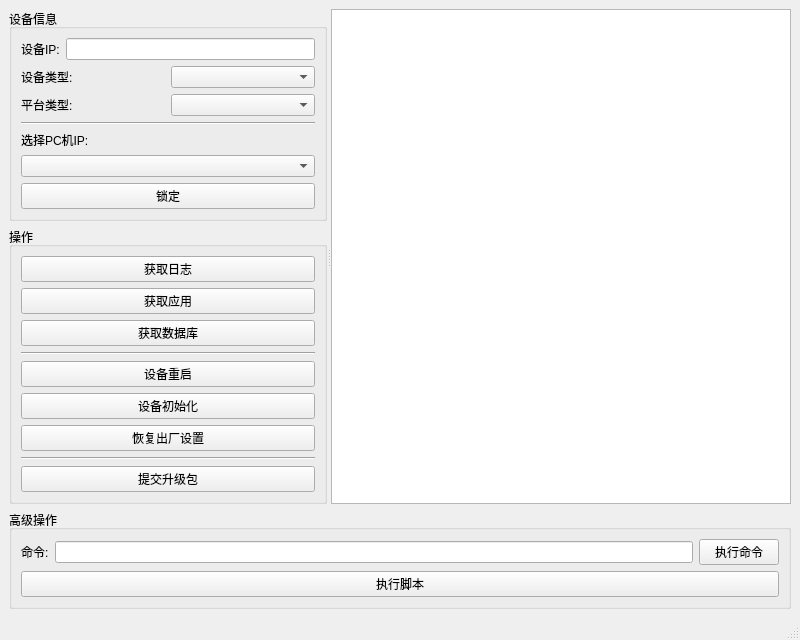
Before: the Qt Designer form WinTools/mainwindow2.ui in truelv/qt_obj, drawn with Qt 5.
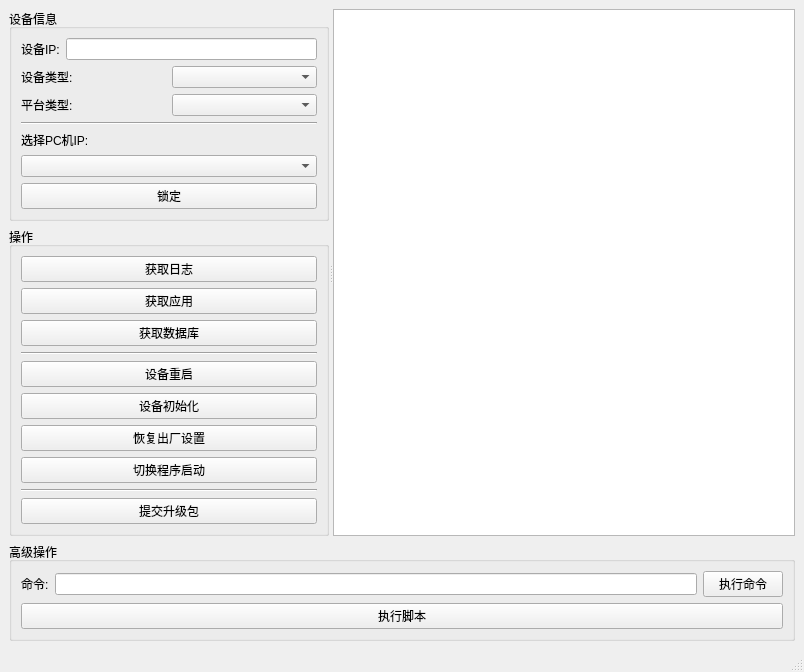
After: the same form once the commit is applied.

Commit message: 添加升级包提交操作

The edit to the form file:
```diff
--- a/WinTools/mainwindow2.ui
+++ b/WinTools/mainwindow2.ui
@@ -6,8 +6,8 @@
    <rect>
     <x>0</x>
     <y>0</y>
-    <width>800</width>
-    <height>600</height>
+    <width>804</width>
+    <height>633</height>
    </rect>
   </property>
   <property name="windowTitle">
@@ -154,6 +154,13 @@
                </property>
               </widget>
              </item>
+             <item>
+              <widget class="QPushButton" name="dev_factory_2">
+               <property name="text">
+                <string>切换程序启动</string>
+               </property>
+              </widget>
+             </item>
              <item>
               <widget class="Line" name="line_2">
                <property name="orientation">
```
Left out of the diff: 6 changed lines with no effect on the pictures. The commit also changes 1 other file.
